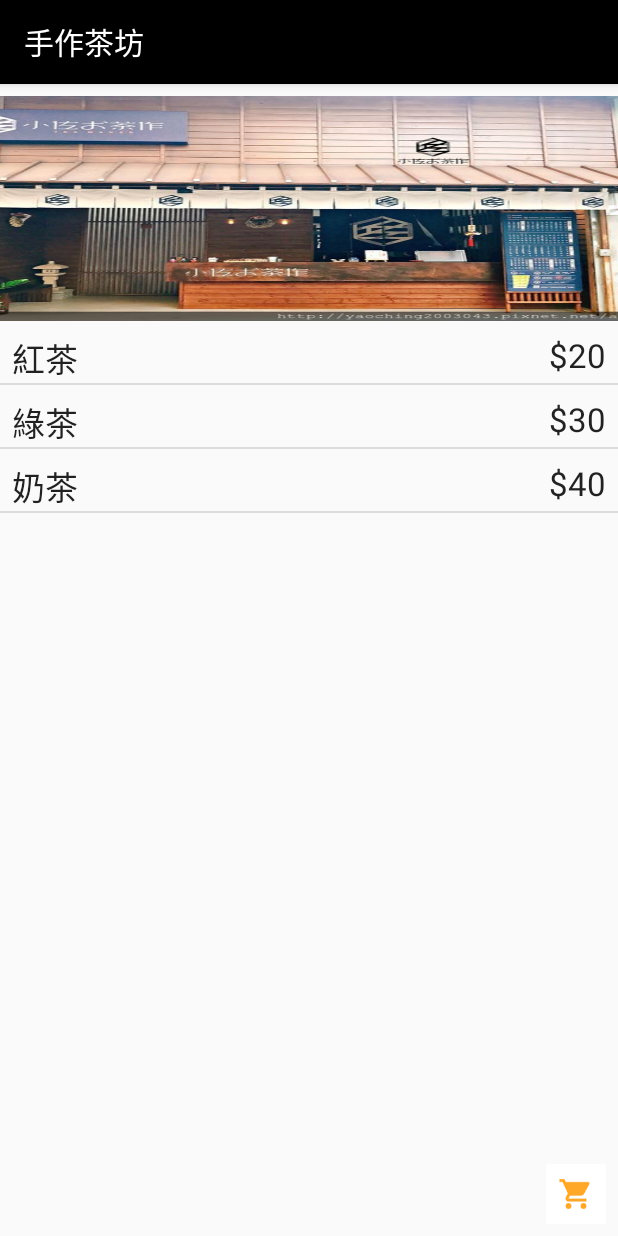
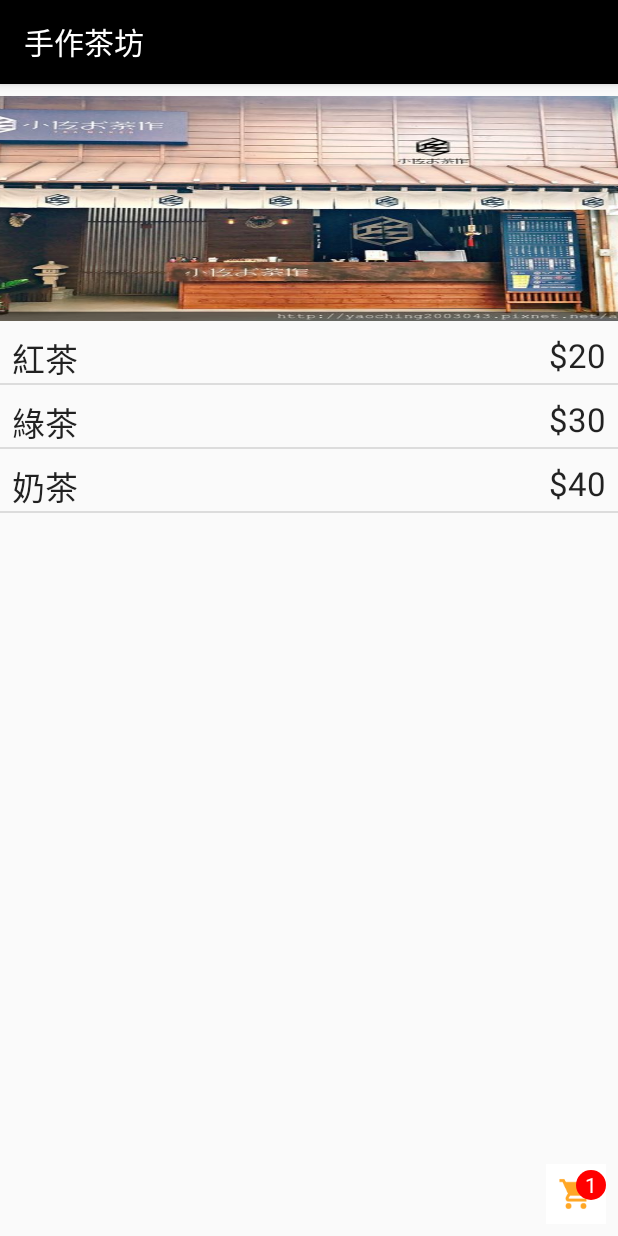
Before and after one commit to hb091515/Ordering_system, an Android app: the First_Restaurant_Meal screen opened directly, with no data from a screen before it, after a tap on "紅茶", on a phone screen of 412 x 824 dp. Run offline under Robolectric (Android 15) with nearby library versions, the light colour scheme and no system bars.

Commit message:
購物車icon上面的數字，能顯示使用者加入餐點的數量

```diff
--- a/app/src/main/java/com/example/user/ordering_system/First_Restaurant_Meal.java
+++ b/app/src/main/java/com/example/user/ordering_system/First_Restaurant_Meal.java
@@ -31,7 +31,7 @@ import static android.media.CamcorderProfile.get;
  */
 public class First_Restaurant_Meal extends AppCompatActivity {
 
-
+    TextView iconTextView;
     ListView mealListView;
     String[] name = {"紅茶", "綠茶", "奶茶"};
     String[] cost = {"$20", "$30", "$40"};
@@ -46,6 +46,7 @@ public class First_Restaurant_Meal extends AppCompatActivity {
         super.onCreate(savedInstanceState);
         setContentView(R.layout.activity_first__restaurant__meal);
         setTitle("手作茶坊");
+        iconTextView=findViewById(R.id.icon_quantity);
         mealListView = findViewById(R.id.meal_list);
         meal_list adapter=new meal_list();
         mealListView.setAdapter(adapter);
@@ -85,10 +86,13 @@ public class First_Restaurant_Meal extends AppCompatActivity {
                 }else{
                     selectItems.add(dish);
                     Toast.makeText(First_Restaurant_Meal.this,dish.getTitle()+"add to the cart",Toast.LENGTH_SHORT).show();
+                    iconTextView.setText(selectItems.size()+"");
+                    iconTextView.setVisibility(view.VISIBLE);
                 }
 
             }
         });
+
 
     }
 
--- a/app/src/main/java/com/example/user/ordering_system/Shopping_cart.java
+++ b/app/src/main/java/com/example/user/ordering_system/Shopping_cart.java
@@ -98,6 +98,8 @@ public class Shopping_cart extends AppCompatActivity {
             viewHolder.btnincrease=convertView.findViewById(R.id.increase);
             viewHolder.txtdishname=convertView.findViewById(R.id.dishname);
             viewHolder.txtdishprice=convertView.findViewById(R.id.dishprice);
+
+
             viewHolder.txtdishname.setText(dish.getTitle());
             viewHolder.txtdishprice.setText(String.valueOf(dish.getPrice()));
 
--- /dev/null
+++ b/app/src/main/res/drawable/rounded_textview.xml
@@ -0,0 +1,9 @@
+<?xml version="1.0" encoding="utf-8"?>
+<shape xmlns:android="http://schemas.android.com/apk/res/android"
+    android:shape="oval">
+
+    <solid android:color="#ff0000"></solid>
+    <size android:height="20dp"></size>
+    <size android:width="20dp"></size>
+
+</shape>
--- a/app/src/main/res/layout/activity_first__restaurant__meal.xml
+++ b/app/src/main/res/layout/activity_first__restaurant__meal.xml
@@ -42,6 +42,20 @@
         app:layout_constraintBottom_toBottomOf="parent"
         app:layout_constraintEnd_toEndOf="parent" />
 
+    <TextView
+        android:id="@+id/icon_quantity"
+        android:layout_width="20dp"
+        android:layout_height="20dp"
+        android:layout_marginEnd="8dp"
+        android:layout_marginRight="8dp"
+        android:layout_marginBottom="16dp"
+        android:background="@drawable/rounded_textview"
+        android:gravity="center_vertical|center_horizontal|center"
+        android:text="1"
+        android:textColor="#FFFFFF"
+        android:visibility="gone"
+        app:layout_constraintBottom_toBottomOf="@+id/shopcart"
+        app:layout_constraintEnd_toEndOf="parent" />
 
 
 </android.support.constraint.ConstraintLayout>
```
